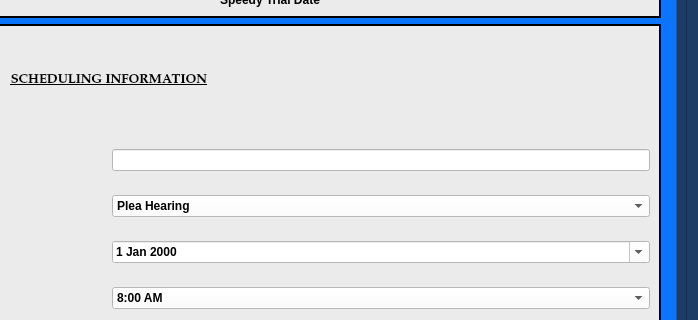
Qt form munientry/views/ui/GeneralNoticeOfHearingDialog.ui (HunterProgram22/MuniEntry) before a commit; both pictures show x 474 to 1172 and y 362 to 682 of the 1172 by 807 pixel window.
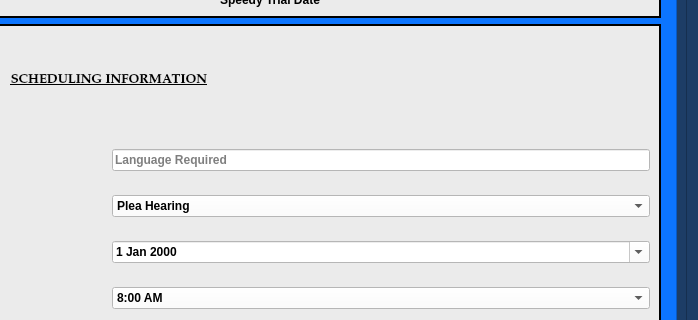
The same form after that commit. Custom widgets are drawn as their Qt base class.

What changed in the file:
```diff
--- a/munientry/views/ui/GeneralNoticeOfHearingDialog.ui
+++ b/munientry/views/ui/GeneralNoticeOfHearingDialog.ui
@@ -712,6 +712,9 @@
                  <property name="styleSheet">
                   <string notr="true">background-color: rgb(255, 255, 255);</string>
                  </property>
+                 <property name="placeholderText">
+                  <string>Language Required</string>
+                 </property>
                 </widget>
                </item>
               </layout>
```
